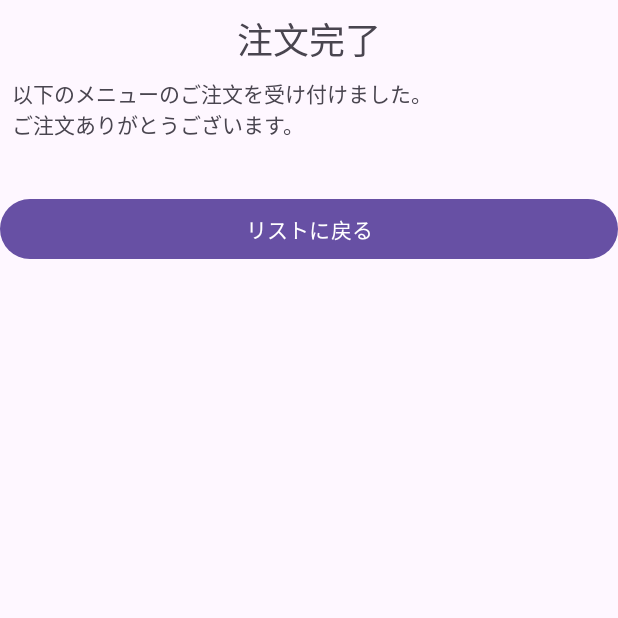
After one commit to TakashiSasaki/android-2024, an Android app: the MenuThanksActivity screen opened directly, with no data from a screen before it, on a phone screen of 412 x 824 dp, the top half of it. The commit adds this screen. Run offline under Robolectric (Android 15) with nearby library versions, the phone set to English and light mode, and no system bars.

Commit message:
copyied some code fragment from IntentSample

```diff
--- a/MenuSample/app/src/main/AndroidManifest.xml
+++ b/MenuSample/app/src/main/AndroidManifest.xml
@@ -13,6 +13,9 @@
         android:theme="@style/Theme.MenuSample"
         tools:targetApi="31">
         <activity
+            android:name=".MenuThanksActivity"
+            android:exported="false" />
+        <activity
             android:name=".MainActivity"
             android:exported="true">
             <intent-filter>
--- /dev/null
+++ b/MenuSample/app/src/main/java/jp/ac/kawahara/t_sasaki/menusample/MenuThanksActivity.kt
@@ -0,0 +1,27 @@
+package jp.ac.kawahara.t_sasaki.menusample
+
+import android.os.Bundle
+import android.view.View
+import android.widget.TextView
+import androidx.activity.enableEdgeToEdge
+import androidx.appcompat.app.AppCompatActivity
+import androidx.core.view.ViewCompat
+import androidx.core.view.WindowInsetsCompat
+
+class MenuThanksActivity : AppCompatActivity() {
+    override fun onCreate(savedInstanceState: Bundle?) {
+        super.onCreate(savedInstanceState)
+        setContentView(R.layout.activity_menu_thanks)
+
+        val menuName = intent.getStringExtra("menuName")
+        val menuPrice = intent.getStringExtra("menuPrice")
+
+        findViewById<TextView>(R.id.tvMenuName).text = menuName
+        findViewById<TextView>(R.id.tvMenuPrice).text = menuPrice
+    }
+
+    fun onBackButtonClick(v: View){
+        finish()
+    }
+
+}
--- a/MenuSample/app/src/main/res/layout/activity_main.xml
+++ b/MenuSample/app/src/main/res/layout/activity_main.xml
@@ -1,19 +1,5 @@
 <?xml version="1.0" encoding="utf-8"?>
-<androidx.constraintlayout.widget.ConstraintLayout xmlns:android="http://schemas.android.com/apk/res/android"
-    xmlns:app="http://schemas.android.com/apk/res-auto"
-    xmlns:tools="http://schemas.android.com/tools"
-    android:id="@+id/main"
+<ListView xmlns:android="http://schemas.android.com/apk/res/android"
     android:layout_width="match_parent"
     android:layout_height="match_parent"
-    tools:context=".MainActivity">
-
-    <TextView
-        android:layout_width="wrap_content"
-        android:layout_height="wrap_content"
-        android:text="Hello World!"
-        app:layout_constraintBottom_toBottomOf="parent"
-        app:layout_constraintEnd_toEndOf="parent"
-        app:layout_constraintStart_toStartOf="parent"
-        app:layout_constraintTop_toTopOf="parent" />
-
-</androidx.constraintlayout.widget.ConstraintLayout>
+    android:id="@+id/lvMenu" />
--- /dev/null
+++ b/MenuSample/app/src/main/res/layout/activity_menu_thanks.xml
@@ -0,0 +1,65 @@
+<?xml version="1.0" encoding="utf-8"?>
+<androidx.constraintlayout.widget.ConstraintLayout xmlns:android="http://schemas.android.com/apk/res/android"
+    xmlns:app="http://schemas.android.com/apk/res-auto"
+    xmlns:tools="http://schemas.android.com/tools"
+    android:id="@+id/main"
+    android:layout_width="match_parent"
+    android:layout_height="match_parent"
+    tools:context=".MenuThanksActivity">
+
+    <TextView
+        android:id="@+id/tvThxTitle"
+        android:layout_width="wrap_content"
+        android:layout_height="wrap_content"
+        android:layout_marginStart="8dp"
+        android:layout_marginTop="8dp"
+        android:layout_marginEnd="8dp"
+        android:text="@string/tv_thx_title"
+        android:textSize="24sp"
+        app:layout_constraintEnd_toEndOf="parent"
+        app:layout_constraintStart_toStartOf="parent"
+        app:layout_constraintTop_toTopOf="parent" />
+
+    <TextView
+        android:id="@+id/tvThxDesc"
+        android:layout_width="0dp"
+        android:layout_height="wrap_content"
+        android:layout_marginStart="8dp"
+        android:layout_marginTop="8dp"
+        android:layout_marginEnd="8dp"
+        android:text="@string/tv_thx_desc"
+        app:layout_constraintEnd_toEndOf="parent"
+        app:layout_constraintStart_toStartOf="parent"
+        app:layout_constraintTop_toBottomOf="@+id/tvThxTitle" />
+
+    <TextView
+        android:id="@+id/tvMenuName"
+        android:layout_width="wrap_content"
+        android:layout_height="wrap_content"
+        android:layout_marginStart="16dp"
+        android:layout_marginTop="8dp"
+        android:text="選んだメニューの名前"
+        app:layout_constraintStart_toStartOf="parent"
+        app:layout_constraintTop_toBottomOf="@+id/tvThxDesc" />
+
+    <TextView
+        android:id="@+id/tvMenuPrice"
+        android:layout_width="wrap_content"
+        android:layout_height="wrap_content"
+        android:layout_marginStart="8dp"
+        android:layout_marginTop="8dp"
+        android:text="価格"
+        app:layout_constraintStart_toEndOf="@+id/tvMenuName"
+        app:layout_constraintTop_toBottomOf="@+id/tvThxDesc" />
+
+    <Button
+        android:id="@+id/btThxBack"
+        android:layout_width="0dp"
+        android:layout_height="wrap_content"
+        android:layout_marginTop="8dp"
+        android:text="@string/bt_thx_back"
+        app:layout_constraintEnd_toEndOf="parent"
+        app:layout_constraintStart_toStartOf="parent"
+        app:layout_constraintTop_toBottomOf="@+id/tvMenuName"
+        android:onClick="onBackButtonClick"/>
+</androidx.constraintlayout.widget.ConstraintLayout>
```
